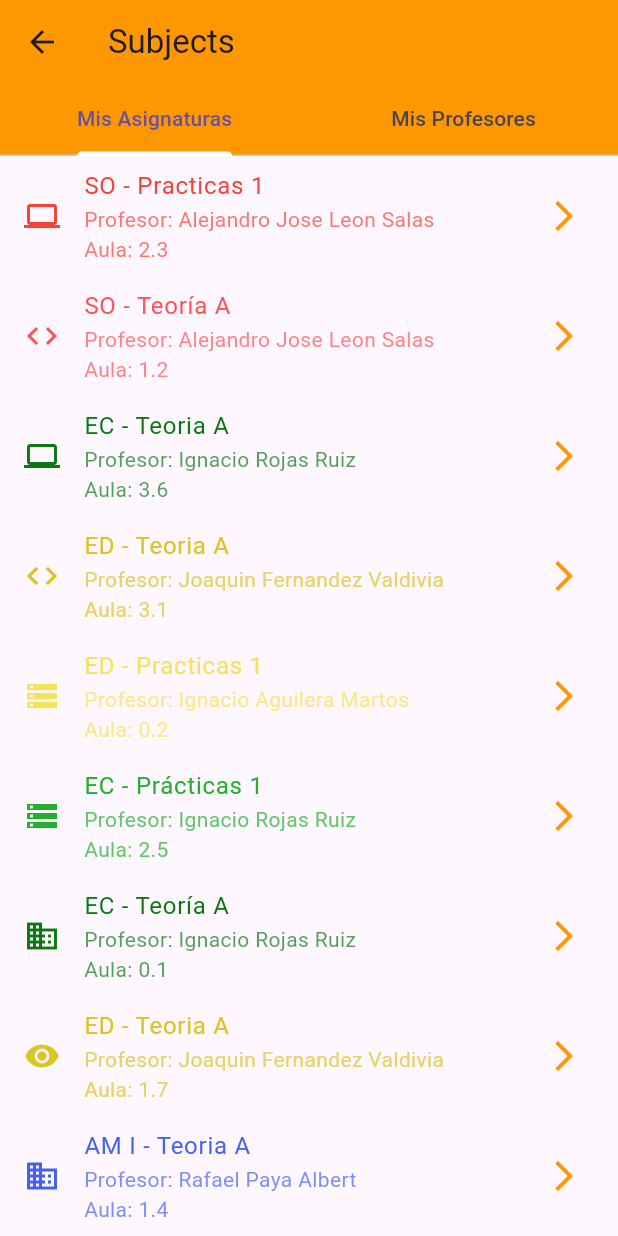
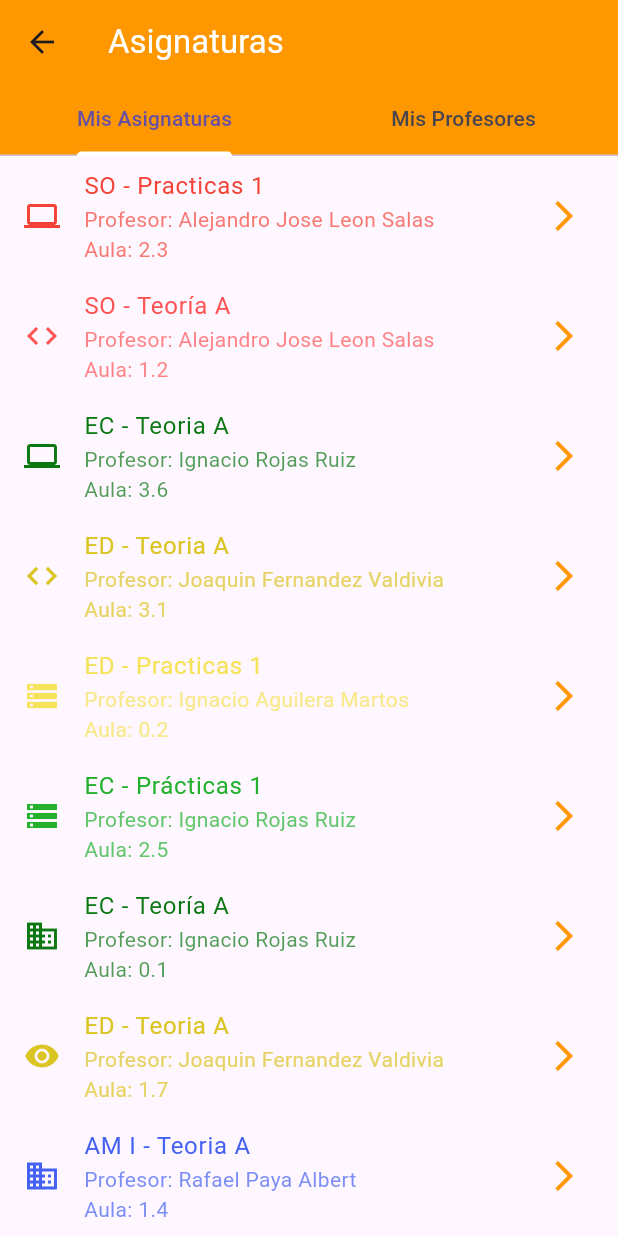
Before and after one commit to pab1s/ETSIIT-info-app, a Flutter app: the SubjectsPage screen opened directly, on a phone screen of 412 x 824 dp. Run offline on Flutter 3.47's test engine with Material 3 defaults, Android fonts, the light colour scheme and no system bars; our stand-ins replace camera, carousel_slider, flutter_compass, flutter_map, flutter_tts, geolocator and 8 more; missing offline and left inert: dialogflow_grpc, flutter_map_animations, flutter_pixelmatching, light, syncfusion_flutter_core; project files that could hold a hidden picture were left out.

Commit message:
Update subjects page UI

```diff
--- a/lib/pages/subjects_page.dart
+++ b/lib/pages/subjects_page.dart
@@ -9,10 +9,11 @@ class SubjectsPage extends StatelessWidget {
   @override
   Widget build(BuildContext context) {
     return DefaultTabController(
-      length: 2, // Número de pestañas
+      length: 2,
       child: Scaffold(
         appBar: AppBar(
-          title: const Text('Subjects'),
+          title:
+              const Text('Asignaturas', style: TextStyle(color: Colors.white)),
           backgroundColor: Colors.orange,
           bottom: const TabBar(
             tabs: [
@@ -66,12 +67,14 @@ class SubjectsPage extends StatelessWidget {
       children: professors.keys
           .map((professor) => Card(
                 elevation: 4.0,
-              margin: const EdgeInsets.symmetric(vertical: 8.0, horizontal: 4.0),
+                margin:
+                    const EdgeInsets.symmetric(vertical: 8.0, horizontal: 4.0),
                 color: Colors.orange, // Color de fondo de la tarjeta
                 child: ListTile(
                   title: Text(
                     professor,
-                  style: const TextStyle(color: Colors.black), // Texto en negro
+                    style:
+                        const TextStyle(color: Colors.black), // Texto en negro
                   ),
                   onTap: () {
                     Navigator.of(context).push(MaterialPageRoute(
@@ -84,5 +87,4 @@ class SubjectsPage extends StatelessWidget {
           .toList(),
     );
   }
-
 }
```
Lines whose indentation alone changed are shown as unchanged.
